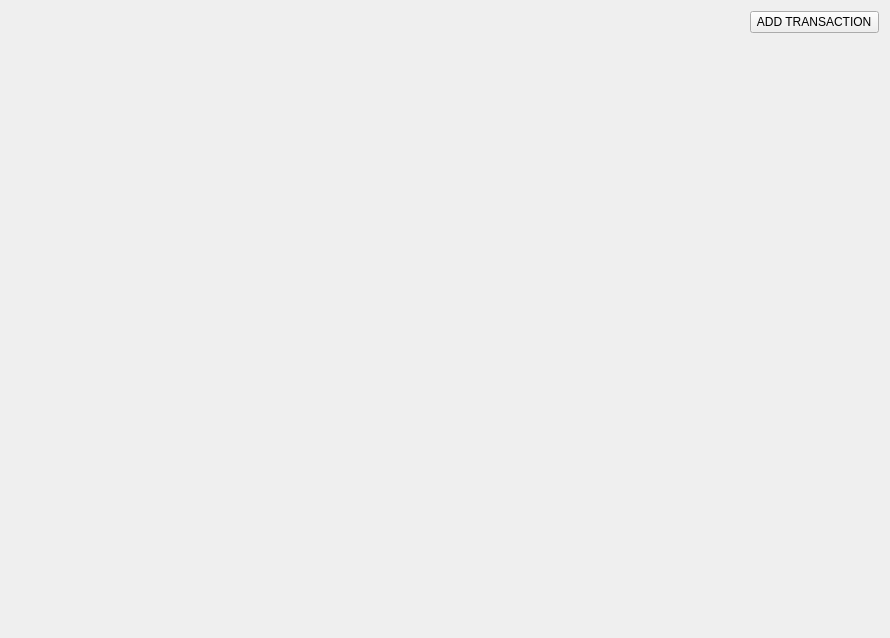
First picture: the form in sem3/projectQt/homewidget.ui, repository naztes0/University, before the edit.
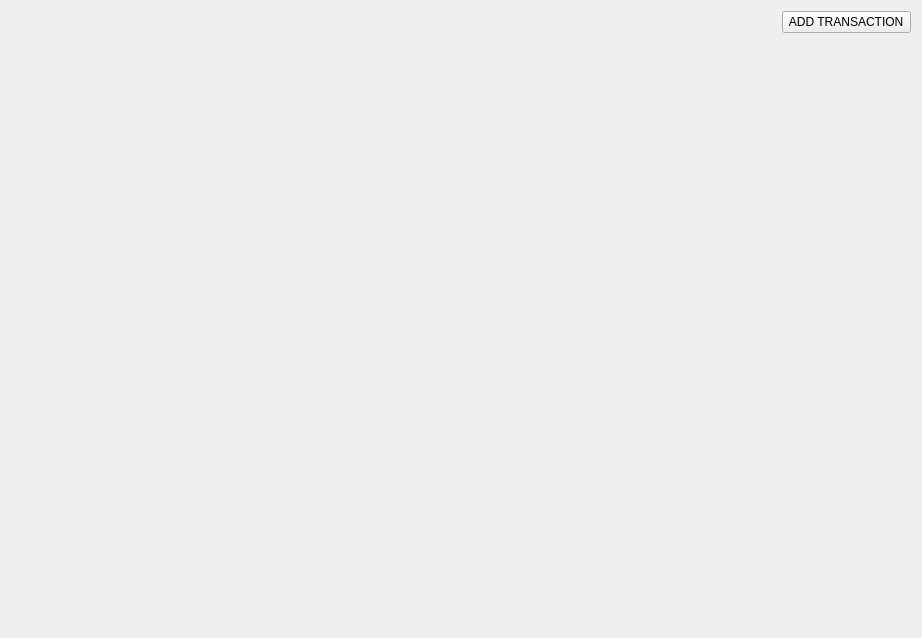
Second picture: the form after the edit. Icons and pictures are not drawn.

Commit message: Was addde to the bottom of widget scroll area that contains widgets for each users categories(def and custom). This widget contains icon, name, amount spent for current month, and buttn details. By clicking to details opens a table widget whic shows in a table chronological transactions expenses and incoming for current month referes to this categpry

What changed in the file:
```diff
--- a/sem3/projectQt/homewidget.ui
+++ b/sem3/projectQt/homewidget.ui
@@ -6,7 +6,7 @@
    <rect>
     <x>0</x>
     <y>0</y>
-    <width>890</width>
+    <width>922</width>
     <height>638</height>
    </rect>
   </property>
@@ -52,6 +52,9 @@
      <property name="orientation">
       <enum>Qt::Orientation::Vertical</enum>
      </property>
+     <property name="sizeType">
+      <enum>QSizePolicy::Policy::MinimumExpanding</enum>
+     </property>
      <property name="sizeHint" stdset="0">
       <size>
        <width>20</width>
@@ -60,6 +63,41 @@
      </property>
     </spacer>
    </item>
+   <item row="5" column="0" colspan="3">
+    <widget class="QScrollArea" name="scrollArea">
+     <property name="sizePolicy">
+      <sizepolicy hsizetype="Preferred" vsizetype="Fixed">
+       <horstretch>0</horstretch>
+       <verstretch>1</verstretch>
+      </sizepolicy>
+     </property>
+     <property name="maximumSize">
+      <size>
+       <width>900</width>
+       <height>300</height>
+      </size>
+     </property>
+     <property name="frameShape">
+      <enum>QFrame::Shape::NoFrame</enum>
+     </property>
+     <property name="widgetResizable">
+      <bool>true</bool>
+     </property>
+     <property name="alignment">
+      <set>Qt::AlignmentFlag::AlignBottom|Qt::AlignmentFlag::AlignHCenter</set>
+     </property>
+     <widget class="QWidget" name="scrollAreaWidgetContents">
+      <property name="geometry">
+       <rect>
+        <x>0</x>
+        <y>0</y>
+        <width>900</width>
+        <height>300</height>
+       </rect>
+      </property>
+     </widget>
+    </widget>
+   </item>
   </layout>
  </widget>
  <resources>
```
The commit also changes 2 other files.
